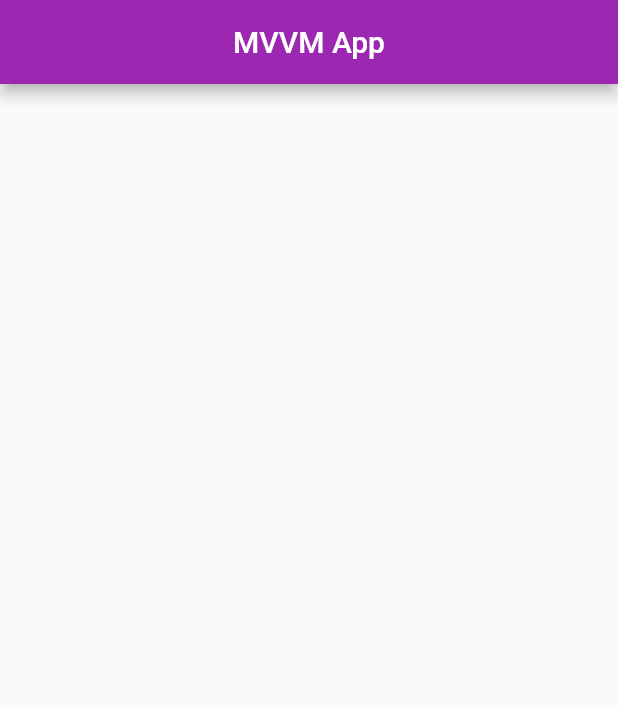
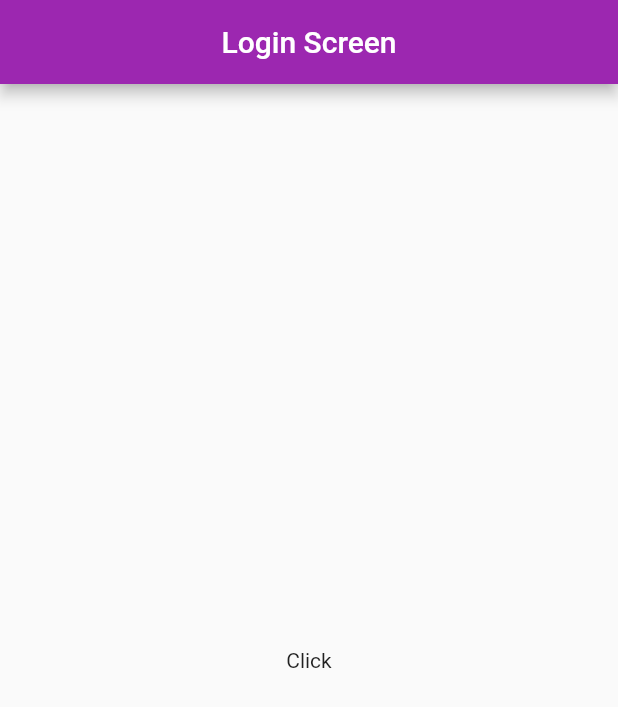
Before and after one commit to zainahmed0597/Chapter-14_flutter_provider_state_management_course, a Flutter app: the screen it shows after launch, on a phone screen of 412 x 824 dp. Shown: the top 707 px of the screen. Run offline on Flutter 3.47's test engine with Material 2 defaults, Android fonts, the phone set to English and light mode, and no system bars; our stand-ins replace fluttertoast.

```diff
--- a/lib/main.dart
+++ b/lib/main.dart
@@ -1,4 +1,7 @@
 import 'package:flutter/material.dart';
+import 'package:flutter_provider_state_management_course/utils/routes/routes.dart';
+import 'package:flutter_provider_state_management_course/utils/routes/routes_name.dart';
+
 
 
 void main() {
@@ -15,29 +18,8 @@ class MyApp extends StatelessWidget {
       theme: ThemeData(
         primarySwatch: Colors.purple,
       ),
-      home: HomeScreen(),
+      initialRoute: RoutesName.login,
+      onGenerateRoute: Routes.generateRoute,
     );
   }
 }
-
-class HomeScreen extends StatefulWidget {
-  const HomeScreen({Key? key}) : super(key: key);
-
-  @override
-  State<HomeScreen> createState() => _HomeScreenState();
-}
-
-class _HomeScreenState extends State<HomeScreen> {
-  @override
-  Widget build(BuildContext context) {
-    return Scaffold(
-      appBar: AppBar(
-        centerTitle: true,
-        title: Text("MVVM App"),
-      ),
-      body: Column(
-        children: [],
-      ),
-    );
-  }
-}
--- /dev/null
+++ b/lib/utils/routes/routes.dart
@@ -0,0 +1,25 @@
+import 'package:flutter/material.dart';
+import 'package:flutter_provider_state_management_course/utils/routes/routes_name.dart';
+import 'package:flutter_provider_state_management_course/view/home_screen.dart';
+import 'package:flutter_provider_state_management_course/view/login_screen.dart';
+
+class Routes {
+  static Route<dynamic> generateRoute(RouteSettings settings) {
+    switch (settings.name) {
+      case RoutesName.home:
+        return MaterialPageRoute(
+            builder: (BuildContext context) => const HomeScreen());
+      case RoutesName.login:
+        return MaterialPageRoute(
+            builder: (BuildContext context) => const LoginScreen());
+      default:
+        return MaterialPageRoute(builder: (_) {
+          return const Scaffold(
+            body: Center(
+              child: Text('No route define'),
+            ),
+          );
+        });
+    }
+  }
+}
--- /dev/null
+++ b/lib/utils/routes/routes_name.dart
@@ -0,0 +1,9 @@
+class RoutesName {
+
+  //Accounts route name
+  static const String login = 'login_screen';
+
+  //Home Screen route name
+  static const String home = 'home_screen';
+
+}
--- /dev/null
+++ b/lib/utils/utils.dart
@@ -0,0 +1,7 @@
+import 'package:fluttertoast/fluttertoast.dart';
+
+class Utils {
+  static toastMessage(String message) {
+    Fluttertoast.showToast(msg: message);
+  }
+}
--- /dev/null
+++ b/lib/view/home_screen.dart
@@ -0,0 +1,28 @@
+import 'package:flutter/material.dart';
+
+class HomeScreen extends StatefulWidget {
+  const HomeScreen({Key? key}) : super(key: key);
+
+  @override
+  State<HomeScreen> createState() => _HomeScreenState();
+}
+
+class _HomeScreenState extends State<HomeScreen> {
+  @override
+  Widget build(BuildContext context) {
+    return Scaffold(
+      appBar: AppBar(
+        centerTitle: true,
+        title: const Text('Home Screen'),
+      ),
+      body: const Column(
+        mainAxisAlignment: MainAxisAlignment.center,
+        children: [
+          Center(
+            child: Text('Home Screen'),
+          ),
+        ],
+      ),
+    );
+  }
+}
--- /dev/null
+++ b/lib/view/login_screen.dart
@@ -0,0 +1,35 @@
+import 'package:flutter/material.dart';
+import 'package:flutter_provider_state_management_course/utils/utils.dart';
+
+class LoginScreen extends StatefulWidget {
+  const LoginScreen({Key? key}) : super(key: key);
+
+  @override
+  State<LoginScreen> createState() => _LoginScreenState();
+}
+
+class _LoginScreenState extends State<LoginScreen> {
+  @override
+  Widget build(BuildContext context) {
+    return Scaffold(
+      appBar: AppBar(
+        title: const Text('Login Screen'),
+        centerTitle: true,
+      ),
+      body:  Column(
+        mainAxisAlignment: MainAxisAlignment.center,
+        children: [
+          Center(
+            child: InkWell(
+              child: const Text('Click'),
+              onTap: (){
+                Utils.toastMessage('No internet connection');
+                // Navigator.pushNamed(context, RoutesName.home);
+              },
+            ),
+          ),
+        ],
+      ),
+    );
+  }
+}
```
